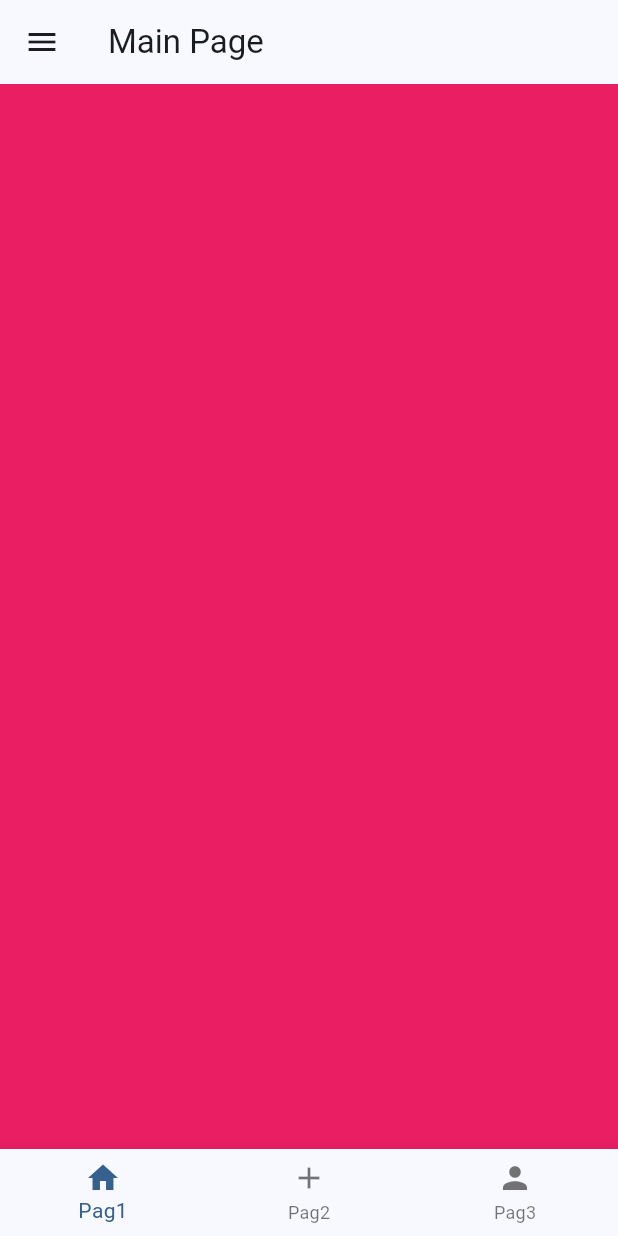
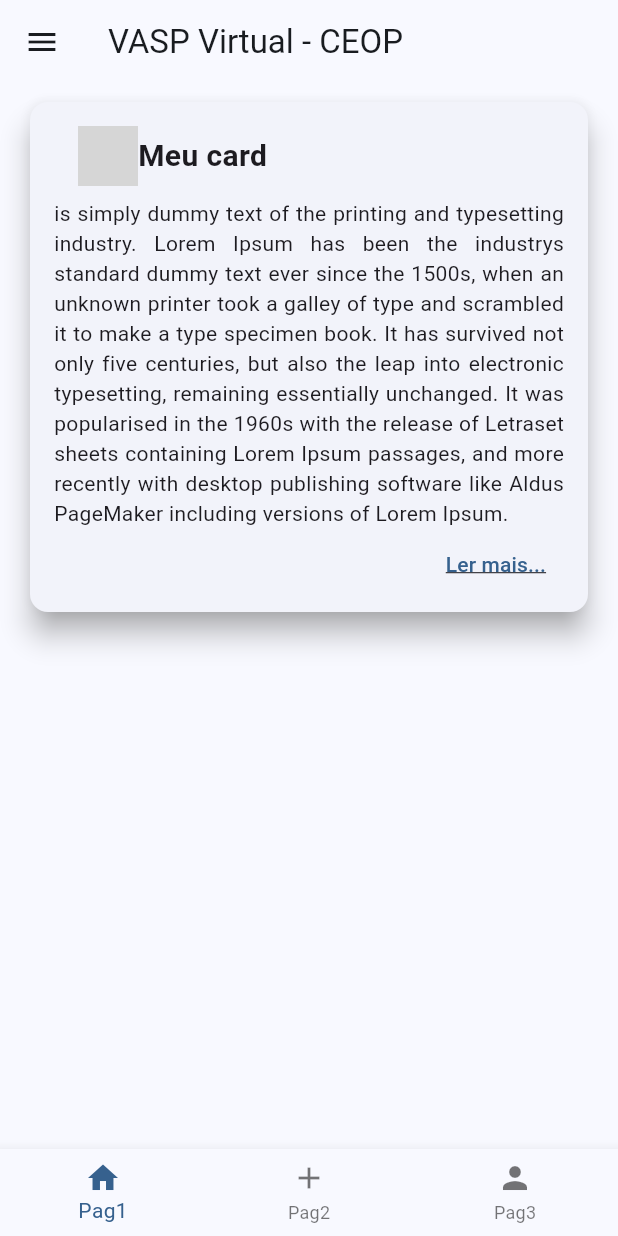
Before and after one commit to Judenilson/dio-flutter-navigation-app, a Flutter app: the MainPage screen opened directly, on a phone screen of 412 x 824 dp. Run offline on Flutter 3.47's test engine with Material 3 defaults, Android fonts, the phone set to English and light mode, and no system bars; our stand-ins replace google_fonts; network calls fail; Roboto replaces fonts that are missing (Dosis); grey boxes are pictures that could not be loaded.

Commit message:
card page create

```diff
--- /dev/null
+++ b/lib/pages/card_page.dart
@@ -0,0 +1,76 @@
+import 'package:flutter/material.dart';
+
+class CardPage extends StatefulWidget {
+  const CardPage({super.key});
+
+  @override
+  State<CardPage> createState() => _CardPageState();
+}
+
+class _CardPageState extends State<CardPage> {
+  @override
+  Widget build(BuildContext context) {
+    return Column(
+      children: [
+        Container(
+          margin: const EdgeInsets.symmetric(horizontal: 16, vertical: 8),
+          width: double.infinity,
+          child: Card(
+            elevation: 8,
+            shadowColor: Colors.grey,
+            child: Padding(
+              padding: const EdgeInsets.symmetric(horizontal: 16, vertical: 8),
+              child: Column(
+                crossAxisAlignment: CrossAxisAlignment.start,
+                children: [
+                  const Padding(
+                    padding: EdgeInsets.symmetric(horizontal: 16, vertical: 8),
+                    child: Row(
+                      children: [
+                        CircleAvatar(
+                          backgroundImage: NetworkImage(
+                              'https://judenilson.com.br/img/avatar.jpg'),
+                          child: null,
+                        ),
+                        Text(
+                          'Meu card',
+                          style: TextStyle(
+                            fontSize: 20,
+                            fontWeight: FontWeight.w700,
+                          ),
+                        ),
+                      ],
+                    ),
+                  ),
+                  const Text(
+                    'is simply dummy text of the printing and typesetting industry. Lorem Ipsum has been the industry'
+                    's standard dummy text ever since the 1500s, when an unknown '
+                    'printer took a galley of type and scrambled it to make a type specimen book. It has survived '
+                    'not only five centuries, but also the leap into electronic typesetting, remaining essentially '
+                    'unchanged. It was popularised in the 1960s with the release of Letraset sheets containing '
+                    'Lorem Ipsum passages, and more recently with desktop publishing software like Aldus PageMaker '
+                    'including versions of Lorem Ipsum.',
+                    textAlign: TextAlign.justify,
+                  ),
+                  Container(
+                    width: double.infinity,
+                    alignment: Alignment.centerRight,
+                    child: TextButton(
+                      onPressed: () {},
+                      child: const Text(
+                        'Ler mais...',
+                        style: TextStyle(
+                          decoration: TextDecoration.underline,
+                        ),
+                      ),
+                    ),
+                  ),
+                ],
+              ),
+            ),
+          ),
+        ),
+      ],
+    );
+  }
+}
--- a/lib/pages/main_page.dart
+++ b/lib/pages/main_page.dart
@@ -1,4 +1,4 @@
-import 'package:dio_flutter_navigation_app/pages/page_one_page.dart';
+import 'package:dio_flutter_navigation_app/pages/card_page.dart';
 import 'package:dio_flutter_navigation_app/pages/page_three_page.dart';
 import 'package:dio_flutter_navigation_app/pages/page_two_page.dart';
 import 'package:dio_flutter_navigation_app/shared/widgets/custom_drawer_widget.dart';
@@ -18,7 +18,7 @@ class _MainPageState extends State<MainPage> {
   @override
   Widget build(BuildContext context) {
     return Scaffold(
-      appBar: AppBar(title: const Text('Main Page')),
+      appBar: AppBar(title: const Text('VASP Virtual - CEOP')),
       drawer: const CustomDrawerWidget(),
       body: Column(
         children: [
@@ -32,7 +32,7 @@ class _MainPageState extends State<MainPage> {
               },
               scrollDirection: Axis.horizontal,
               children: const [
-                PageOnePage(),
+                CardPage(),
                 PageTwoPage(),
                 PageThreePage(),
               ],
--- a/lib/pages/page_one_page.dart
+++ /dev/null
@@ -1,17 +0,0 @@
-import 'package:flutter/material.dart';
-
-class PageOnePage extends StatefulWidget {
-  const PageOnePage({super.key});
-
-  @override
-  State<PageOnePage> createState() => _PageOnePageState();
-}
-
-class _PageOnePageState extends State<PageOnePage> {
-  @override
-  Widget build(BuildContext context) {
-    return Container(
-      color: Colors.pink,
-    );
-  }
-}
```
